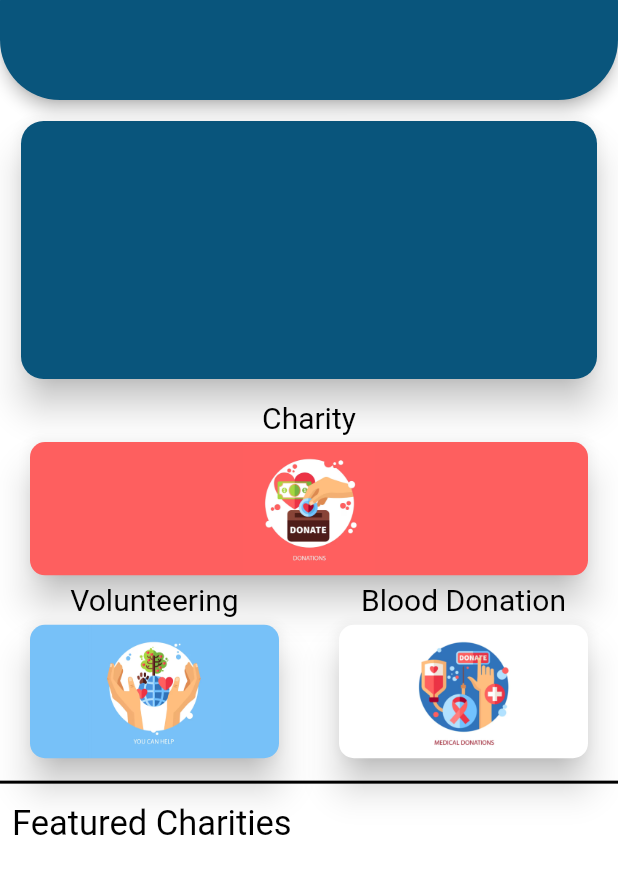
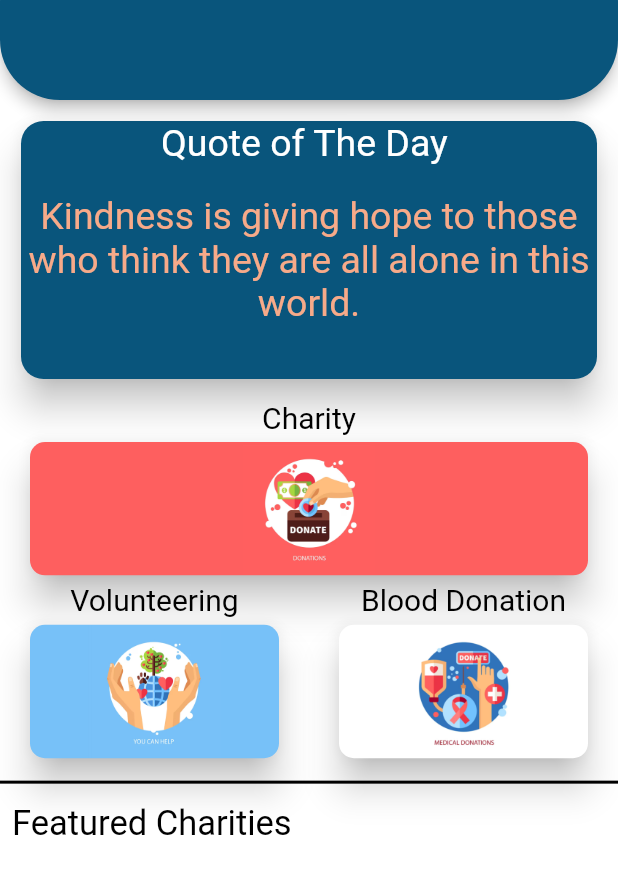
Before and after one commit to abu3athab/amal, a Flutter app: the MainPage screen opened directly, on a phone screen of 412 x 824 dp, the part 59-953 px from its top. Run offline on Flutter 3.47's test engine with Material 2 defaults, Android fonts, the phone set to English and light mode, and no system bars; our stand-ins replace otp_text_field, scroll_to_index.

```diff
--- a/lib/Main page/mainPage.dart
+++ b/lib/Main page/mainPage.dart
@@ -68,22 +68,22 @@ class MainPageChild extends State<MainPage> {
                     color: logoColor,
                     elevation: 10,
                     child: Column(mainAxisSize: MainAxisSize.min, children: [
-                      // Text(
-                      //   "Quote of The Day ",
-                      //   textAlign: TextAlign.start,
-                      //   style: TextStyle(fontSize: 25, color: Colors.white),
-                      // ),
-                      // Container(
-                      //   width: width,
-                      //   height: 20,
-                      // ),
-                      // Text(
-                      //   "Kindness is giving hope to those who think they are all alone in this world.",
-                      //   textAlign: TextAlign.center,
-                      //   style: TextStyle(
-                      //       fontSize: 25,
-                      //       color: Color.fromRGBO(247, 170, 137, 1)),
-                      // ),
+                      Text(
+                        "Quote of The Day ",
+                        textAlign: TextAlign.start,
+                        style: TextStyle(fontSize: 25, color: Colors.white),
+                      ),
+                      Container(
+                        width: width,
+                        height: 20,
+                      ),
+                      Text(
+                        "Kindness is giving hope to those who think they are all alone in this world.",
+                        textAlign: TextAlign.center,
+                        style: TextStyle(
+                            fontSize: 25,
+                            color: Color.fromRGBO(247, 170, 137, 1)),
+                      ),
                     ]),
                   ),
                 ),
```
Also changed, not shown: 7 other files.
